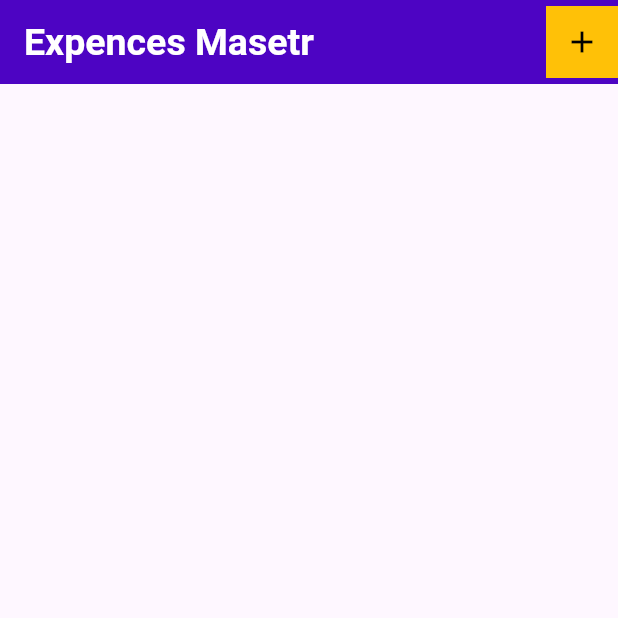
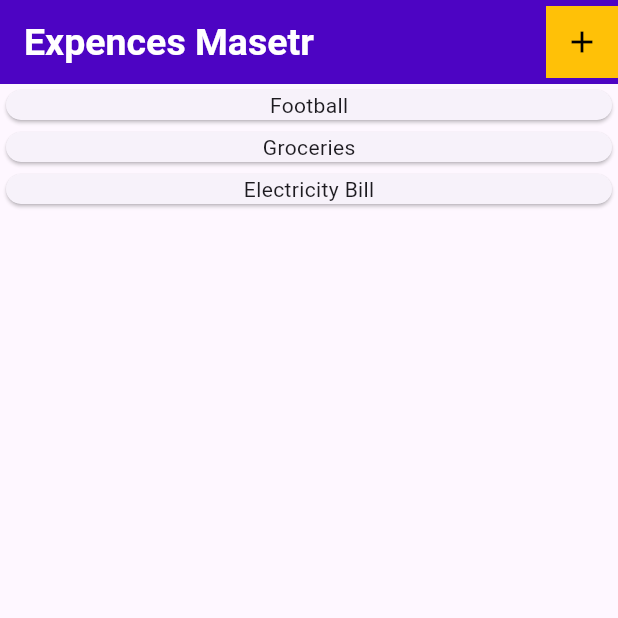
Before and after one commit to ThilinaKanishka/Expence-Tracker-Mobile, a Flutter app: the screen it shows after launch, on a phone screen of 412 x 824 dp, the top half of it. Run offline on Flutter 3.47's test engine with Material 3 defaults, Android fonts, the phone set to English and light mode, and no system bars.

Commit message:
Update expence_list.dart

```diff
--- a/expence_master/lib/widgets/expence_list.dart
+++ b/expence_master/lib/widgets/expence_list.dart
@@ -12,7 +12,9 @@ class ExpenceList extends StatelessWidget {
       child: ListView.builder(
         itemCount: expenceList.length,
         itemBuilder: (context, index) {
-          return Card();
+          return Card(
+            child: Column(children: [Text(expenceList[index].title)]),
+          );
         },
       ),
     );
```
